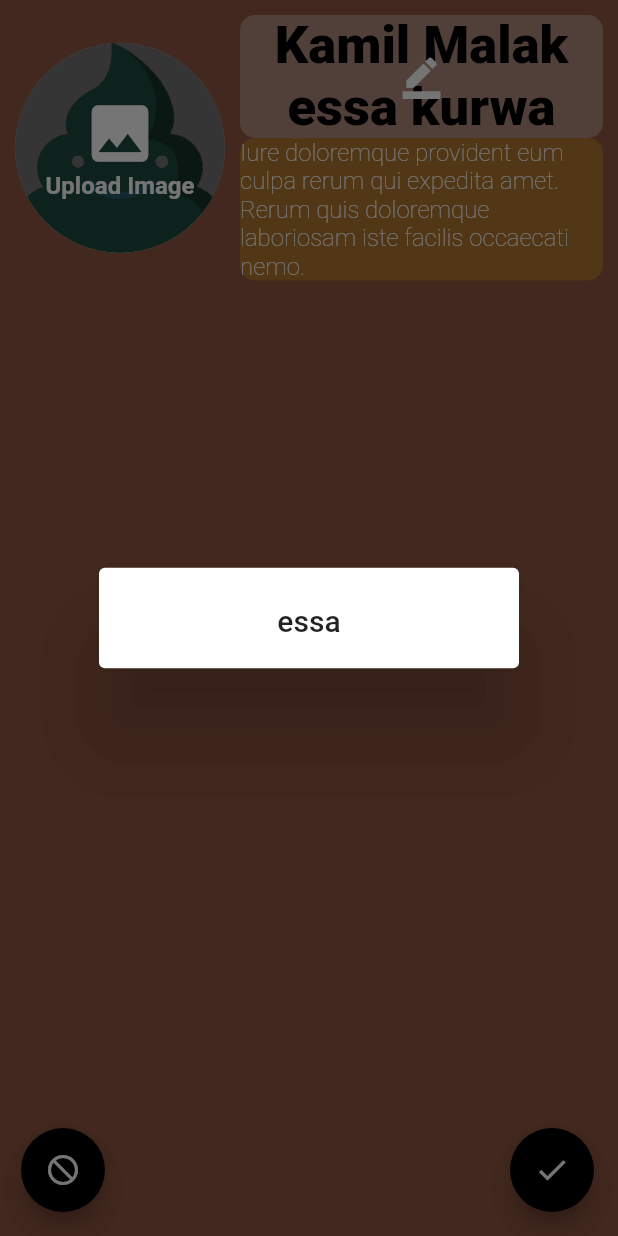
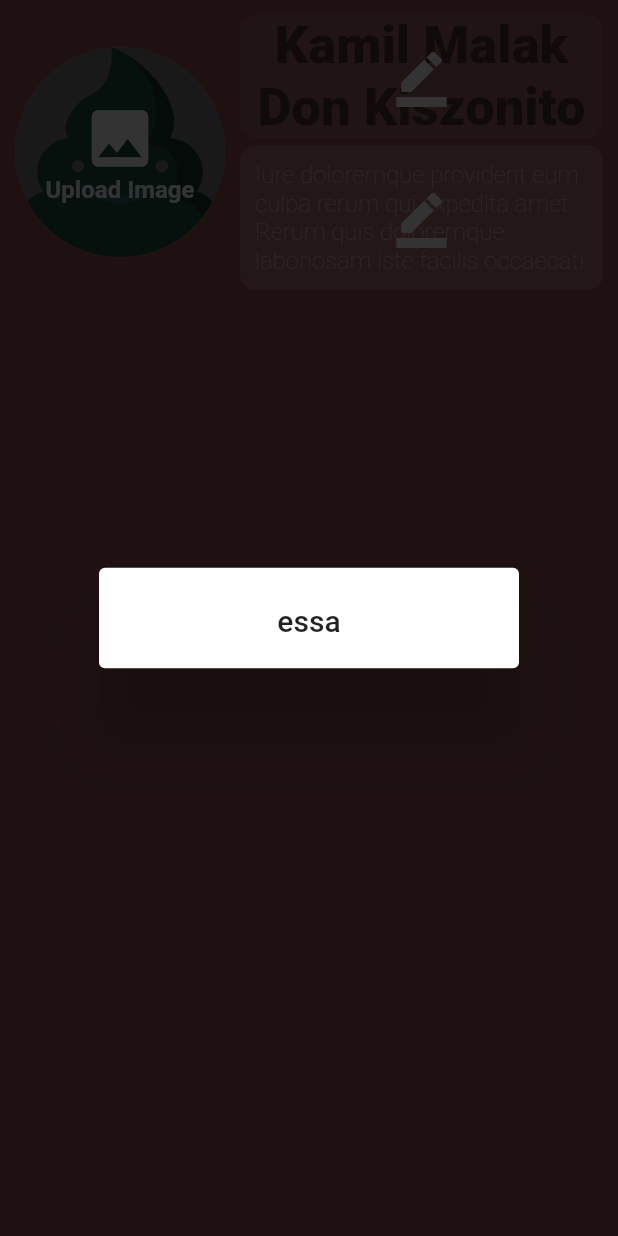
Before and after one commit to malak4822/toipy, a Flutter app: the FriendsPageEditable screen opened directly, after a tap on "Upload Image", on a phone screen of 412 x 824 dp. Run offline on Flutter 3.47's test engine with Material 2 defaults, Android fonts, the phone set to English and light mode, and no system bars; our stand-ins replace font_awesome_flutter, google_fonts, google_maps_flutter; missing offline and left inert: animated_icon_button; Roboto replaces fonts that are missing (Overpass); statements that could not run were skipped.

Commit message:
z lpaka jkais

```diff
--- a/lib/friendspage.dart
+++ b/lib/friendspage.dart
@@ -16,6 +16,10 @@ class _FriendsPageState extends State<FriendsPage> {
       _turns += 1 / 4;
     });
   }
+
+  String imie = "Kamil Malak";
+  String opis =
+      "Jo, jestem kamil i to jest mój testowy profil użytkownika, pisze te słowa bez sensu trochę ale bywa, nic na to nie poradzę";
 
   @override
   Widget build(BuildContext context) {
@@ -64,7 +68,7 @@ class _FriendsPageState extends State<FriendsPage> {
                   child: Column(
                     children: [
                       Text(
-                        "Błazej Normalny Brezeczyszykiewicz Kurwa szmato",
+                        imie,
                         softWrap: true,
                         maxLines: 2,
                         textAlign: TextAlign.center,
@@ -73,8 +77,7 @@ class _FriendsPageState extends State<FriendsPage> {
                             fontSize: 35,
                             fontWeight: FontWeight.w900),
                       ),
-                      Text(
-                          "Iure doloremque provident eum culpa rerum qui expedita amet. Rerum quis doloremque laboriosam iste facilis occaecati nemo.Iure doloremque provident eum culpa rerum qui expedita amet.",
+                      Text(opis,
                           maxLines: 4,
                           style: GoogleFonts.overpass(
                               color: Colors.white,
--- a/lib/friendspageeditable.dart
+++ b/lib/friendspageeditable.dart
@@ -9,51 +9,10 @@ class FriendsPageEditable extends StatefulWidget {
 }
 
 class _FriendsPageEditableState extends State<FriendsPageEditable> {
-  double _turns = 0;
-  void animacja() {
-    setState(() {
-      _turns += 1 / 4;
-    });
-  }
-
-  @override
-  Widget build(BuildContext context) {
-    return Scaffold(
-      floatingActionButton: Stack(
-        children: [
-          Positioned(
-            bottom: 0,
-            left: 30,
-            child: FloatingActionButton(
-              onPressed: () => {},
-              backgroundColor: Colors.black,
-              child: const Icon(Icons.block_flipped),
-            ),
-          ),
-          Align(
-            alignment: Alignment.bottomRight,
-            child: FloatingActionButton(
-              onPressed: () => {},
-              backgroundColor: Colors.black,
-              child: const Icon(Icons.check),
-            ),
-          ),
-        ],
-      ),
-      backgroundColor: const Color.fromARGB(190, 105, 30, 1),
-      body: ListView(
-        children: [
-          Padding(
-            padding: const EdgeInsets.all(10),
-            child: Row(
-              crossAxisAlignment: CrossAxisAlignment.center,
-              children: [
-                GestureDetector(
-                  onTap: () {
-                    int index = 2;
-                    void _showAction(BuildContext context, int index) {
+  void _showAction(BuildContext context) {
     showDialog<void>(
       context: context,
+      barrierColor: Colors.black.withOpacity(0.8),
       builder: (context) {
         return const AlertDialog(
           title: Text(
@@ -65,7 +24,20 @@ class _FriendsPageEditableState extends State<FriendsPageEditable> {
     );
   }
 
-                    _showAction(context, index);
+  @override
+  Widget build(BuildContext context) {
+    return Scaffold(
+      backgroundColor: const Color.fromARGB(255, 157, 83, 83),
+      body: ListView(
+        children: [
+          Padding(
+            padding: const EdgeInsets.all(10),
+            child: Row(
+              crossAxisAlignment: CrossAxisAlignment.center,
+              children: [
+                GestureDetector(
+                  onTap: () {
+                    _showAction(context);
                   },
                   child: CircleAvatar(
                     radius: 70,
@@ -76,7 +48,7 @@ class _FriendsPageEditableState extends State<FriendsPageEditable> {
                       height: double.infinity,
                       decoration: BoxDecoration(
                           shape: BoxShape.circle,
-                          color: Colors.black.withOpacity(0.55)),
+                          color: Colors.black.withOpacity(0.5)),
                       child: Column(
                         mainAxisAlignment: MainAxisAlignment.center,
                         children: [
@@ -98,41 +70,63 @@ class _FriendsPageEditableState extends State<FriendsPageEditable> {
                 Expanded(
                   child: Column(
                     children: [
-                      Stack(
+                      GestureDetector(
+                        onTap: () {
+                          _showAction(context);
+                        },
+                        child: Stack(
                           alignment: Alignment.center,
                           children: [
                             Container(
                               decoration: BoxDecoration(
                                 borderRadius: BorderRadius.circular(10),
-                              color: Colors.white.withOpacity(0.3),
+                                color: Colors.white.withOpacity(0.1),
                               ),
                               child: Text(
-                              "Kamil Malak essa kurwa",
+                                "Kamil Malak Don Kiszonito",
                                 softWrap: true,
                                 textAlign: TextAlign.center,
                                 maxLines: 2,
                                 style: GoogleFonts.overpass(
-                                  color: Colors.black,
+                                    color: Colors.black.withOpacity(0.5),
                                     fontSize: 35,
                                     fontWeight: FontWeight.w900),
                               ),
                             ),
                             const Center(
                               child: Icon(Icons.border_color,
-                                color: Colors.white, size: 30),
+                                  color: Colors.white, size: 40),
                             ),
                           ],
                         ),
+                      ),
+                      const SizedBox(height: 5),
+                      GestureDetector(
+                          onTap: () {
+                            _showAction(context);
+                          },
+                          child: Stack(
+                            alignment: Alignment.center,
+                            children: [
+                              const Center(
+                                child: Icon(Icons.border_color,
+                                    color: Colors.white, size: 40),
+                              ),
                               Container(
+                                  alignment: Alignment.centerRight,
+                                  padding: const EdgeInsets.all(10),
                                   decoration: BoxDecoration(
                                       borderRadius: BorderRadius.circular(10),
-                              color: Colors.amber.withOpacity(0.3)),
+                                      color: Colors.white.withOpacity(0.2)),
                                   child: Text(
                                       "Iure doloremque provident eum culpa rerum qui expedita amet. Rerum quis doloremque laboriosam iste facilis occaecati nemo.",
+                                      maxLines: 4,
                                       style: GoogleFonts.overpass(
-                                  color: Colors.white,
+                                          color: Colors.white.withOpacity(0.5),
                                           fontSize: 16,
                                           fontWeight: FontWeight.w200)))
+                            ],
+                          ))
                     ],
                   ),
                 ),
```
Lines whose indentation alone changed are shown as unchanged.
